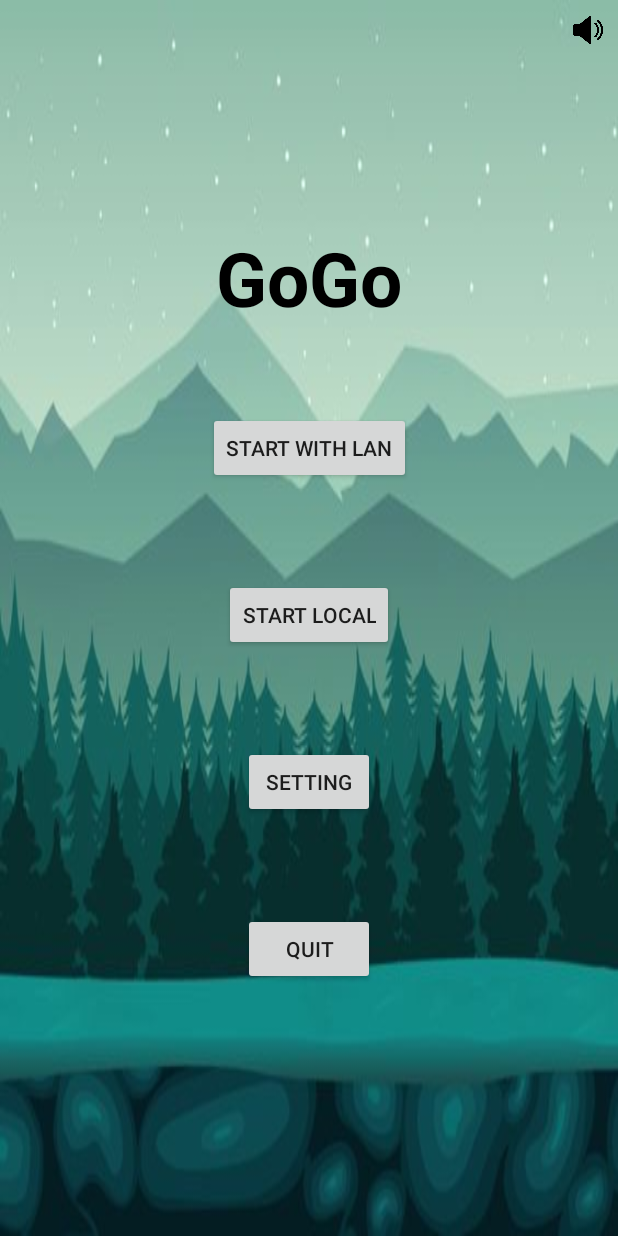
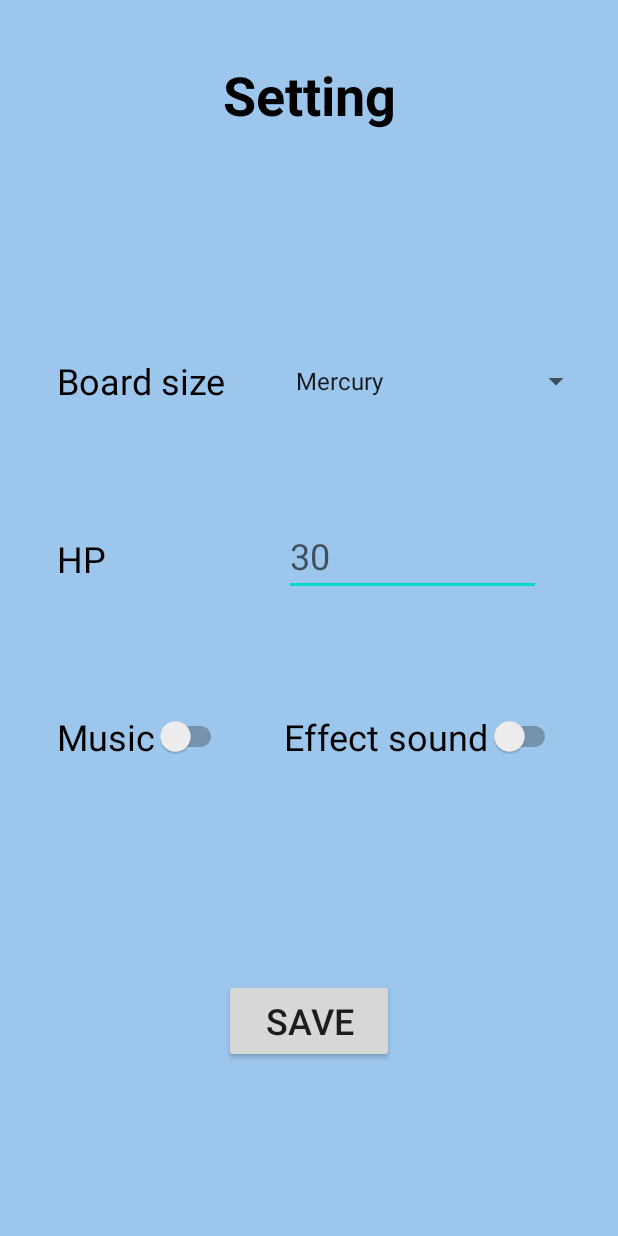
Before and after one commit to phuontharo/1102_gogo, an Android app: the screen it shows after launch (Start before the commit, Setting after it), on a phone screen of 412 x 824 dp. Run offline under Robolectric (Android 15) with nearby library versions, the phone set to English and light mode, and no system bars.

Commit message:
1102_test

```diff
--- /dev/null
+++ b/app/src/main/java/com/example/testimg/Setting.java
@@ -0,0 +1,25 @@
+package com.example.testimg;
+
+import android.os.Bundle;
+import android.widget.ArrayAdapter;
+import android.widget.Spinner;
+
+import androidx.appcompat.app.AppCompatActivity;
+
+public class Setting extends AppCompatActivity {
+    Spinner spinner;
+
+    @Override
+    protected void onCreate(Bundle savedInstanceState) {
+        super.onCreate(savedInstanceState);
+        setContentView(R.layout.activity_setting);
+        spinner = (Spinner) findViewById(R.id.spinner);
+        // Create an ArrayAdapter using the string array and a default spinner layout
+        ArrayAdapter<CharSequence> adapter = ArrayAdapter.createFromResource(this,
+                R.array.planets_array, android.R.layout.simple_spinner_item);
+        // Specify the layout to use when the list of choices appears
+        adapter.setDropDownViewResource(android.R.layout.simple_spinner_dropdown_item);
+        // Apply the adapter to the spinner
+        spinner.setAdapter(adapter);
+    }
+}
--- a/app/src/main/res/layout/activity_main.xml
+++ b/app/src/main/res/layout/activity_main.xml
@@ -36,8 +36,8 @@
 
     <TableLayout
         android:id="@+id/table"
-        android:layout_width="350dp"
-        android:layout_height="350dp"
+        android:layout_width="400dp"
+        android:layout_height="400dp"
         android:background="#9BDE1F"
         app:layout_constraintBottom_toBottomOf="parent"
         app:layout_constraintEnd_toEndOf="parent"
--- /dev/null
+++ b/app/src/main/res/layout/activity_setting.xml
@@ -0,0 +1,115 @@
+<?xml version="1.0" encoding="utf-8"?>
+<androidx.constraintlayout.widget.ConstraintLayout xmlns:android="http://schemas.android.com/apk/res/android"
+    xmlns:app="http://schemas.android.com/apk/res-auto"
+    xmlns:tools="http://schemas.android.com/tools"
+    android:layout_width="match_parent"
+    android:layout_height="match_parent"
+    android:background="#9DC6EC"
+    tools:context=".Setting">
+
+    <Switch
+        android:id="@+id/isEffect"
+        android:layout_width="wrap_content"
+        android:layout_height="wrap_content"
+        android:text="Effect sound"
+        android:textColor="#000000"
+        android:textSize="24sp"
+        app:layout_constraintBottom_toBottomOf="@+id/isMusic"
+        app:layout_constraintEnd_toEndOf="parent"
+        app:layout_constraintHorizontal_bias="1.0"
+        app:layout_constraintStart_toEndOf="@+id/isMusic"
+        app:layout_constraintTop_toTopOf="@+id/isMusic"
+        app:layout_constraintVertical_bias="1.0" />
+
+    <Switch
+        android:id="@+id/isMusic"
+        android:layout_width="wrap_content"
+        android:layout_height="wrap_content"
+        android:text="Music"
+        android:textColor="#000000"
+        android:textSize="24sp"
+        app:layout_constraintBottom_toBottomOf="parent"
+        app:layout_constraintEnd_toStartOf="@+id/isEffect"
+        app:layout_constraintStart_toStartOf="parent"
+        app:layout_constraintTop_toTopOf="parent"
+        app:layout_constraintVertical_bias="0.6" />
+
+    <Spinner
+        android:id="@+id/spinner"
+        android:layout_width="205dp"
+        android:layout_height="116dp"
+        app:layout_constraintBottom_toBottomOf="@+id/textView"
+        app:layout_constraintEnd_toEndOf="parent"
+        app:layout_constraintHorizontal_bias="0.0"
+        app:layout_constraintStart_toStartOf="@+id/isEffect"
+        app:layout_constraintTop_toTopOf="@+id/textView" />
+
+    <TextView
+        android:id="@+id/textView"
+        android:layout_width="wrap_content"
+        android:layout_height="wrap_content"
+        android:text="Board size"
+        android:textColor="#000000"
+        android:textSize="24sp"
+        app:layout_constraintBottom_toBottomOf="parent"
+        app:layout_constraintEnd_toEndOf="parent"
+        app:layout_constraintHorizontal_bias="0.0"
+        app:layout_constraintStart_toStartOf="@+id/textView4"
+        app:layout_constraintTop_toTopOf="parent"
+        app:layout_constraintVertical_bias="0.3" />
+
+    <TextView
+        android:id="@+id/textView4"
+        android:layout_width="wrap_content"
+        android:layout_height="wrap_content"
+        android:text="HP"
+        android:textColor="#000000"
+        android:textSize="24sp"
+        app:layout_constraintBottom_toBottomOf="parent"
+        app:layout_constraintEnd_toEndOf="parent"
+        app:layout_constraintHorizontal_bias="0.0"
+        app:layout_constraintStart_toStartOf="@+id/isMusic"
+        app:layout_constraintTop_toTopOf="parent"
+        app:layout_constraintVertical_bias="0.45" />
+
+    <Button
+        android:id="@+id/button4"
+        android:layout_width="113dp"
+        android:layout_height="56dp"
+        android:text="Save"
+        android:textSize="24sp"
+        app:layout_constraintBottom_toBottomOf="parent"
+        app:layout_constraintEnd_toEndOf="parent"
+        app:layout_constraintStart_toStartOf="parent"
+        app:layout_constraintTop_toTopOf="parent"
+        app:layout_constraintVertical_bias="0.85" />
+
+    <TextView
+        android:id="@+id/textView5"
+        android:layout_width="wrap_content"
+        android:layout_height="wrap_content"
+        android:text="Setting"
+        android:textColor="#000000"
+        android:textSize="36sp"
+        android:textStyle="bold"
+        app:layout_constraintBottom_toBottomOf="parent"
+        app:layout_constraintEnd_toEndOf="parent"
+        app:layout_constraintStart_toStartOf="parent"
+        app:layout_constraintTop_toTopOf="parent"
+        app:layout_constraintVertical_bias="0.05" />
+
+    <EditText
+        android:id="@+id/editTextNumberDecimal"
+        android:layout_width="171dp"
+        android:layout_height="49dp"
+        android:ems="10"
+        android:hint="30"
+        android:inputType="numberDecimal"
+        android:textSize="24sp"
+        app:layout_constraintBottom_toBottomOf="@+id/textView4"
+        app:layout_constraintEnd_toEndOf="parent"
+        app:layout_constraintHorizontal_bias="0.0"
+        app:layout_constraintStart_toStartOf="@+id/isEffect"
+        app:layout_constraintTop_toTopOf="@+id/textView4" />
+
+</androidx.constraintlayout.widget.ConstraintLayout>
--- a/app/src/main/res/layout/activity_wait_guest.xml
+++ b/app/src/main/res/layout/activity_wait_guest.xml
@@ -28,4 +28,5 @@
         app:layout_constraintEnd_toEndOf="parent"
         app:layout_constraintStart_toStartOf="parent"
         app:layout_constraintTop_toTopOf="parent" />
+
 </androidx.constraintlayout.widget.ConstraintLayout>
--- /dev/null
+++ b/app/src/main/res/values/Setting.xml
@@ -0,0 +1,13 @@
+<?xml version="1.0" encoding="utf-8"?>
+<resources>
+    <string-array name="planets_array">
+        <item>Mercury</item>
+        <item>Venus</item>
+        <item>Earth</item>
+        <item>Mars</item>
+        <item>Jupiter</item>
+        <item>Saturn</item>
+        <item>Uranus</item>
+        <item>Neptune</item>
+    </string-array>
+</resources>
```
Also changed, not shown: app/src/main/AndroidManifest.xml (+12 -3 lines), app/src/main/java/com/example/testimg/Information.java (+22 -48 lines), app/src/main/java/com/example/testimg/MainActivity.java (+0 -36 lines), app/src/main/res/layout/activity_information.xml (+54 -91 lines).
